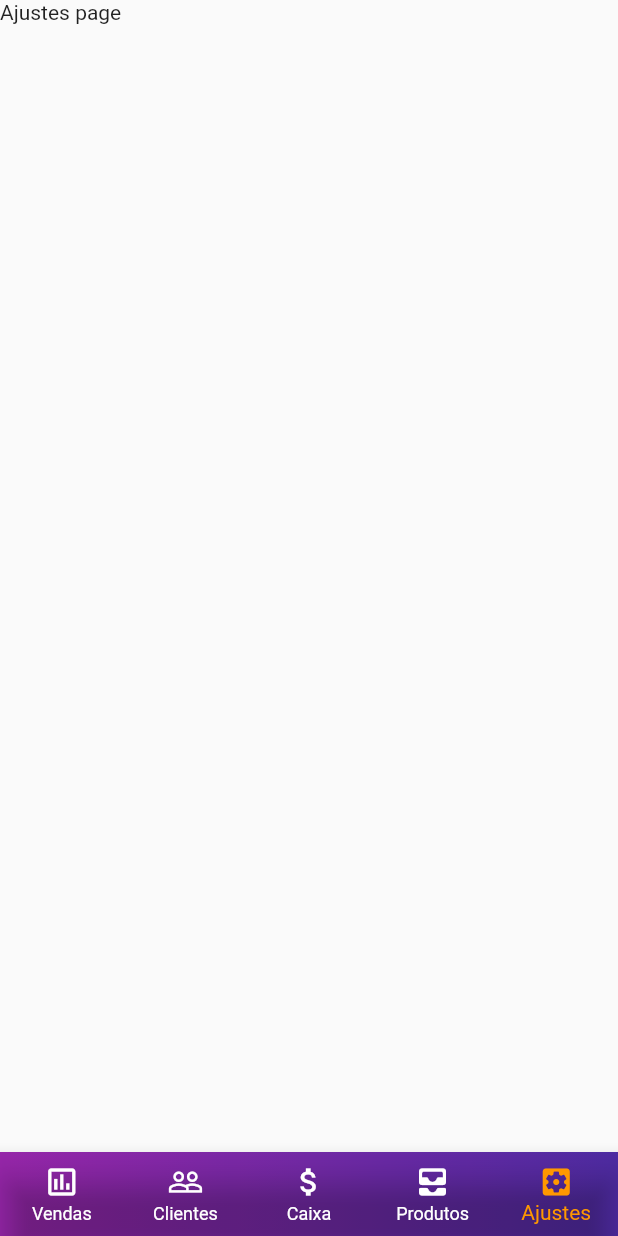
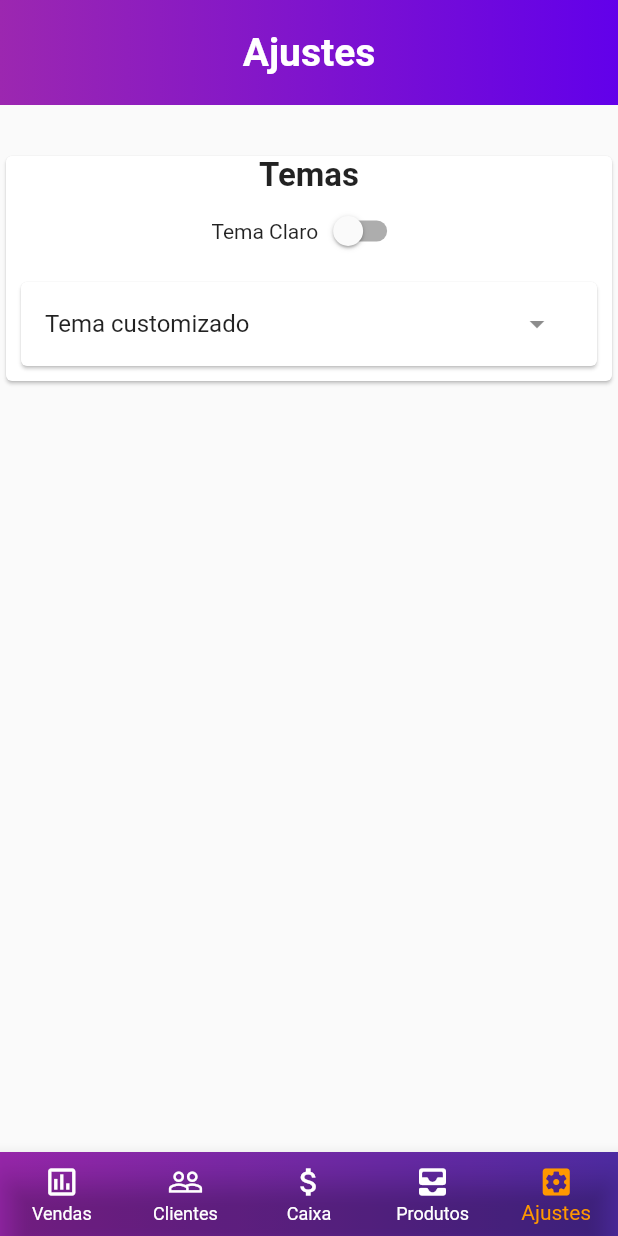
Before and after one commit to deividepaulino1/isell, a Flutter app: the HomePage screen opened by its route, item 5 of the bottom bar chosen, on a phone screen of 412 x 824 dp. Run offline on Flutter 3.47's test engine with Material 2 defaults, Android fonts, the phone set to English and light mode, and no system bars; our stand-ins replace flutter_colorpicker, page_transition, responsive_sizer; Roboto replaces fonts that are missing (principal).

Commit message:
criados os temas dark e light e tela de ajustes

```diff
--- /dev/null
+++ b/lib/components/shared/accordion-component.dart
@@ -0,0 +1,49 @@
+import 'package:flutter/cupertino.dart';
+import 'package:flutter/material.dart';
+import 'package:flutter/src/foundation/key.dart';
+import 'package:flutter/src/widgets/framework.dart';
+
+class AccordionComponent extends StatefulWidget {
+  final String title;
+  final Widget content;
+
+  const AccordionComponent({
+    Key? key,
+    this.title = 'titulo',
+    required this.content,
+  }) : super(key: key);
+
+  @override
+  State<AccordionComponent> createState() => _AccordionComponentState();
+}
+
+class _AccordionComponentState extends State<AccordionComponent> {
+  bool _showContent = false;
+  @override
+  Widget build(BuildContext context) {
+    return Card(
+      margin: const EdgeInsets.all(10),
+      child: Column(children: [
+        ListTile(
+          title: Text(widget.title),
+          trailing: IconButton(
+            icon: Icon(
+                _showContent ? Icons.arrow_drop_up : Icons.arrow_drop_down),
+            onPressed: () {
+              setState(() {
+                _showContent = !_showContent;
+              });
+            },
+          ),
+        ),
+        _showContent
+            ? Container(
+                padding:
+                    const EdgeInsets.symmetric(vertical: 15, horizontal: 15),
+                child: widget.content,
+              )
+            : Container()
+      ]),
+    );
+  }
+}
--- /dev/null
+++ b/lib/components/shared/card-component.dart
@@ -0,0 +1,71 @@
+// ignore_for_file: prefer_const_constructors
+
+import 'package:flutter/material.dart';
+
+import 'package:isell/components/shared/accordion-component.dart';
+import 'package:provider/provider.dart';
+
+import '../theme/themeChanger.dart';
+import '../theme/themedata.dart';
+
+class CardComponent extends StatelessWidget {
+  CardComponent({Key? key}) : super(key: key);
+
+  var themeChanger = new ThemeChanger();
+
+  @override
+  Widget build(BuildContext context) {
+    themeChanger = Provider.of<ThemeChanger>(context);
+
+    return Center(
+      child: Card(
+        child: Column(
+          children: [
+            Text(
+              'Temas',
+              style: TextStyle(
+                fontSize: 22,
+                fontWeight: FontWeight.bold,
+              ),
+            ),
+            Row(
+              mainAxisAlignment: MainAxisAlignment.center,
+              children: [
+                Text('Tema Claro'),
+                Switch(
+                    value: themeChanger.isDark(),
+                    onChanged: (status) {
+                      themeChanger.setDarkMode(status);
+                    }),
+              ],
+            ),
+            AccordionComponent(
+              title: 'Tema customizado',
+              content: Column(
+                // ignore: prefer_const_literals_to_create_immutables
+                children: [
+                  AccordionComponent(
+                    title: 'Cor Primária',
+                    content: SelecionarCor(),
+                  ),
+                  AccordionComponent(
+                    title: 'Cor Secundária',
+                    content: SelecionarCor(),
+                  ),
+                  AccordionComponent(
+                    title: 'Cor do botão primário',
+                    content: SelecionarCor(),
+                  ),
+                  AccordionComponent(
+                    title: 'Cor do botão secundário',
+                    content: SelecionarCor(),
+                  ),
+                ],
+              ),
+            ),
+          ],
+        ),
+      ),
+    );
+  }
+}
--- /dev/null
+++ b/lib/components/theme/themeChanger.dart
@@ -0,0 +1,29 @@
+import 'package:flutter/material.dart';
+
+class ThemeChanger extends ChangeNotifier {
+  var light = ThemeData(
+    brightness: Brightness.light,
+    primarySwatch: Colors.brown,
+    primaryColor: Colors.grey[100],
+    accentColor: Colors.grey[800],
+    backgroundColor: Colors.grey[800],
+    fontFamily: 'principal',
+  );
+
+  var dark = ThemeData(
+    brightness: Brightness.dark,
+    primarySwatch: Colors.grey,
+    primaryColor: Colors.grey[800],
+    accentColor: Colors.grey[100],
+    fontFamily: 'principal',
+  );
+
+  bool _tipoTema = false;
+
+  isDark() => _tipoTema;
+
+  setDarkMode(bool status) {
+    _tipoTema = status;
+    notifyListeners();
+  }
+}
--- a/lib/pages/ajustes-page.dart
+++ /dev/null
@@ -1,14 +0,0 @@
-import 'package:flutter/material.dart';
-import 'package:flutter/src/foundation/key.dart';
-import 'package:flutter/src/widgets/framework.dart';
-
-class AjustesPage extends StatelessWidget {
-  const AjustesPage({Key? key}) : super(key: key);
-
-  @override
-  Widget build(BuildContext context) {
-    return SingleChildScrollView(
-      child: Text('Ajustes page'),
-    );
-  }
-}
--- /dev/null
+++ b/lib/pages/ajustes/ajustes-page.dart
@@ -0,0 +1,28 @@
+import 'package:flutter/material.dart';
+import 'package:isell/components/shared/card-component.dart';
+import 'package:isell/components/shared/topBar-component.dart';
+
+class AjustesPage extends StatelessWidget {
+  const AjustesPage({Key? key}) : super(key: key);
+
+  @override
+  Widget build(BuildContext context) {
+    return SingleChildScrollView(
+      child: SafeArea(
+        child: Center(
+          child: Column(
+            children: [
+              topBarComponent(
+                titulo: 'Ajustes',
+              ),
+              SizedBox(
+                height: 30,
+              ),
+              CardComponent(),
+            ],
+          ),
+        ),
+      ),
+    );
+  }
+}
--- a/lib/pages/home-page.dart
+++ b/lib/pages/home-page.dart
@@ -1,6 +1,6 @@
 import 'package:flutter/material.dart';
 
-import 'package:isell/pages/ajustes-page.dart';
+import 'package:isell/pages/ajustes/ajustes-page.dart';
 import 'package:isell/pages/caixa-page.dart';
 import 'package:isell/pages/clientes/clientes-page.dart';
 import 'package:isell/pages/produtos/produtos-page.dart';
--- a/pubspec.yaml
+++ b/pubspec.yaml
@@ -37,6 +37,8 @@ dependencies:
   page_transition: ^2.0.5
   responsive_sizer: ^3.0.8
   shared_preferences: ^2.0.6
+  flutter_colorpicker: ^1.0.3
+  provider: ^6.0.3
 
 dev_dependencies:
   flutter_test:
```
Also changed, not shown: lib/components/theme/themedata.dart (added, +35 -0 lines), lib/main.dart (+18 -9 lines), pubspec.lock.
